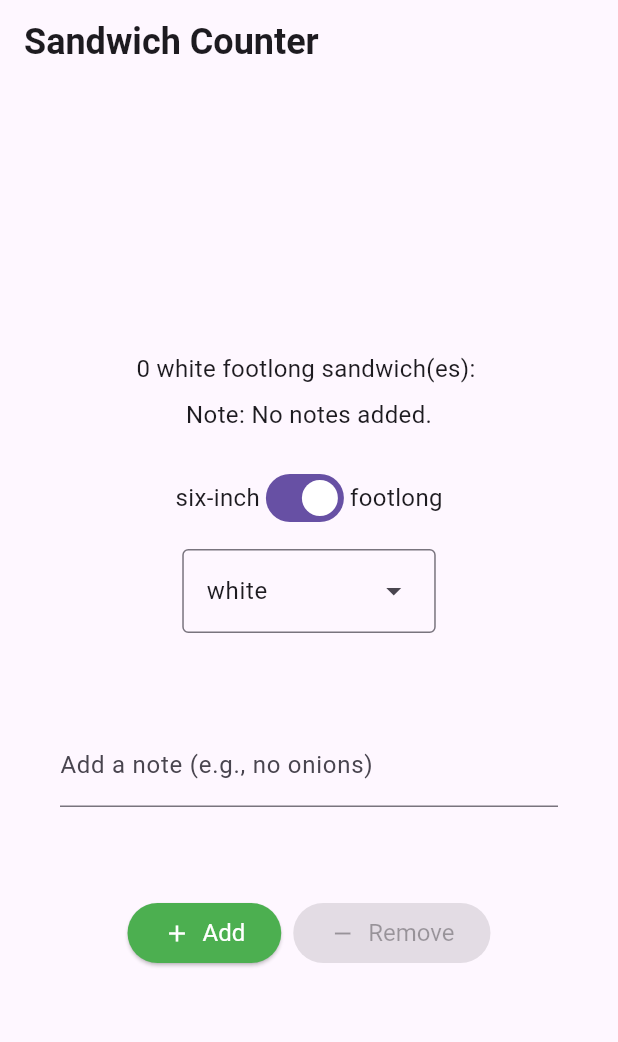
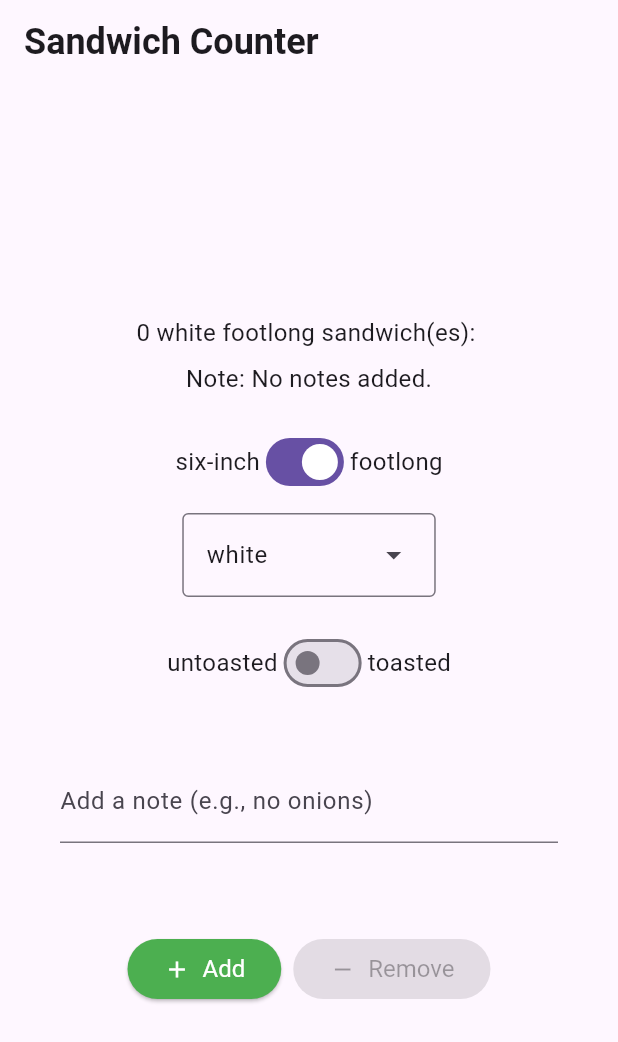
Before and after one commit to bentigere/sandwich_shop2, a Flutter app: the screen it shows after launch, on a phone screen of 412 x 824 dp. Shown: the top 1042 px of the screen. Run offline on Flutter 3.47's test engine with Material 3 defaults, Android fonts, the phone set to English and light mode, and no system bars.

Commit message:
feat: add toast option toggle to OrderScreen

```diff
--- a/lib/main.dart
+++ b/lib/main.dart
@@ -1,6 +1,7 @@
 import 'package:flutter/material.dart';
 import 'package:sandwich_shop/repositories/order_repository.dart';
 import 'package:sandwich_shop/views/app_styles.dart';
+
 enum BreadType { white, wheat, wholemeal }
 
 void main() {
@@ -34,6 +35,7 @@ class _OrderScreenState extends State<OrderScreen> {
   late final OrderRepository _orderRepository;
   final TextEditingController _notesController = TextEditingController();
   bool _isFootlong = true;
+  bool _isToasted = false; // Fixed variable name
   BreadType _selectedBreadType = BreadType.white;
 
   @override
@@ -138,6 +140,19 @@ class _OrderScreenState extends State<OrderScreen> {
               dropdownMenuEntries: _buildDropdownEntries(),
             ),
             const SizedBox(height: 20),
+            Row(
+              mainAxisAlignment: MainAxisAlignment.center,
+              children: [
+                const Text('untoasted', style: normalText),
+                Switch(
+                  value: _isToasted,
+                  onChanged: (value) {
+                    setState(() => _isToasted = value);
+                  },
+                ),
+                const Text('toasted', style: normalText),
+              ],
+            ),
             Padding(
               padding: const EdgeInsets.all(40.0),
               child: TextField(
@@ -173,6 +188,7 @@ class _OrderScreenState extends State<OrderScreen> {
     );
   }
 }
+
 class StyledButton extends StatelessWidget {
   final VoidCallback? onPressed;
   final IconData icon;
```
